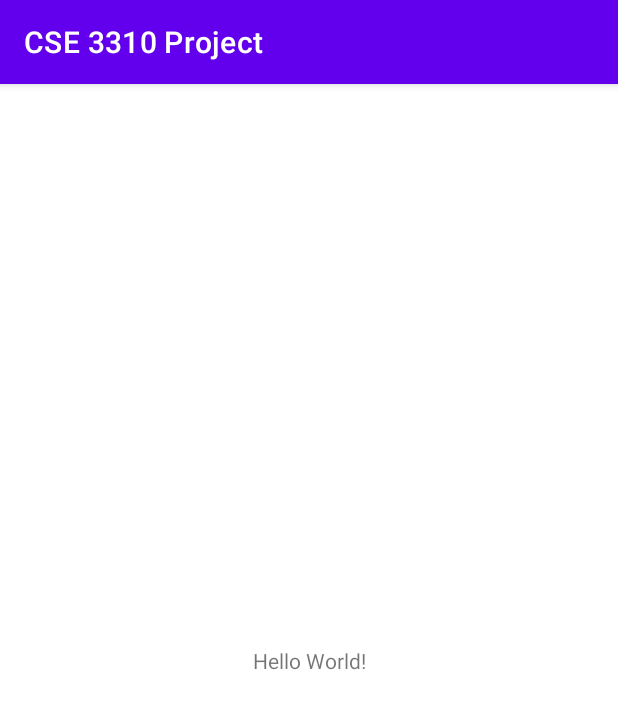
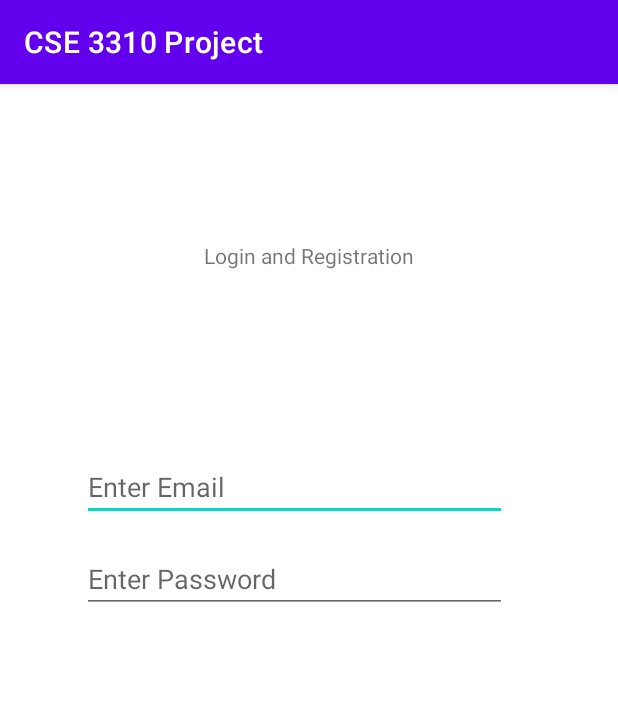
Before and after one commit to CodyMonJones/CSE3310-SIE, an Android app: the screen it shows after launch (MainActivity), on a phone screen of 412 x 824 dp. Shown: the top 709 px of the screen. Run offline under Robolectric (Android 15) with nearby library versions, the phone set to English and light mode, and no system bars.

Commit message:
created a little login

```diff
--- a/CSE3310Project/app/src/main/res/layout/activity_main.xml
+++ b/CSE3310Project/app/src/main/res/layout/activity_main.xml
@@ -7,12 +7,50 @@
     tools:context=".MainActivity">
 
     <TextView
+        android:id="@+id/textView"
         android:layout_width="wrap_content"
         android:layout_height="wrap_content"
-        android:text="Hello World!"
+        android:text="Login and Registration"
         app:layout_constraintBottom_toBottomOf="parent"
         app:layout_constraintEnd_toEndOf="parent"
         app:layout_constraintStart_toStartOf="parent"
-        app:layout_constraintTop_toTopOf="parent" />
+        app:layout_constraintTop_toTopOf="parent"
+        app:layout_constraintVertical_bias="0.14" />
+
+    <EditText
+        android:id="@+id/editTextTextEmailAddress"
+        android:layout_width="283dp"
+        android:layout_height="41dp"
+        android:layout_marginStart="101dp"
+        android:layout_marginTop="81dp"
+        android:layout_marginEnd="101dp"
+        android:layout_marginBottom="226dp"
+        android:ems="10"
+        android:hint="Enter Email"
+        android:inputType="textEmailAddress"
+        android:minHeight="48dp"
+        app:layout_constraintBottom_toBottomOf="parent"
+        app:layout_constraintEnd_toEndOf="parent"
+        app:layout_constraintHorizontal_bias="0.635"
+        app:layout_constraintStart_toStartOf="parent"
+        app:layout_constraintTop_toBottomOf="@+id/textView"
+        app:layout_constraintVertical_bias="0.151" />
+
+    <EditText
+        android:id="@+id/editTextTextPassword"
+        android:layout_width="283dp"
+        android:layout_height="41dp"
+        android:layout_marginStart="54dp"
+        android:layout_marginTop="20dp"
+        android:layout_marginEnd="74dp"
+        android:ems="10"
+        android:hint="Enter Password"
+        android:inputType="textPassword"
+        app:layout_constraintBottom_toBottomOf="parent"
+        app:layout_constraintEnd_toEndOf="parent"
+        app:layout_constraintHorizontal_bias="1.0"
+        app:layout_constraintStart_toStartOf="parent"
+        app:layout_constraintTop_toBottomOf="@+id/editTextTextEmailAddress"
+        app:layout_constraintVertical_bias="0.0" />
 
 </androidx.constraintlayout.widget.ConstraintLayout>
```
